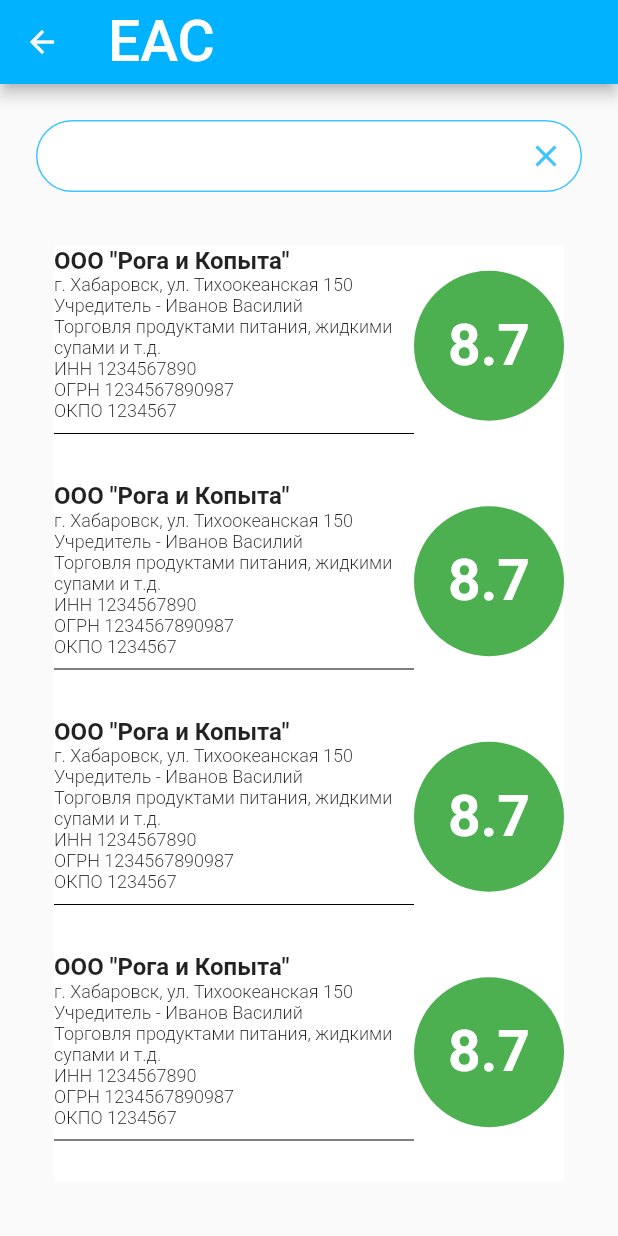
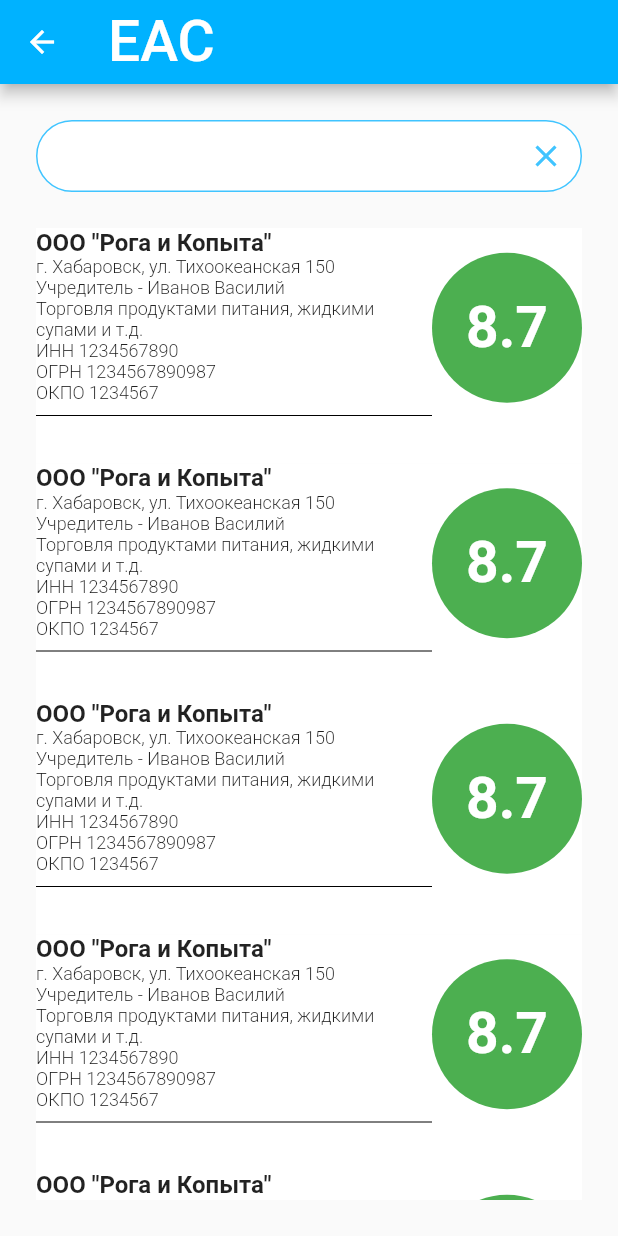
Before and after one commit to MaximRyabovol/EAS, a Flutter app: the MembersListScreen screen opened by its route, on a phone screen of 412 x 824 dp. Run offline on Flutter 3.47's test engine with Material 2 defaults, Android fonts, the phone set to English and light mode, and no system bars; our stand-ins replace flutter_spinkit.

Commit message:
list_companies_update

```diff
--- a/lib/screens/membrs_list_screen.dart
+++ b/lib/screens/membrs_list_screen.dart
@@ -22,20 +22,18 @@ class _MembersListScreenState extends State<MembersListScreen> {
         backgroundColor: Color(0xFF00B2FF),
       ),
       body: Center(
-        child: Padding(
-          padding: EdgeInsets.all(24.0),
         child: Column(
           children: <Widget>[
-              SearchField(
+            Padding(
+              padding: EdgeInsets.all(24.0),
+              child: SearchField(
                 hintText: '',
                 icon: Icons.clear,
               ),
-              SizedBox(
-                height: 24.0,
             ),
             Flexible(
               child: Padding(
-                  padding: EdgeInsets.all(12.0),
+                padding: EdgeInsets.fromLTRB(24.0, 0.0, 24.0, 24.0),
                 child: ListView(
                   children: <Widget>[
                     CompanyCard(
@@ -144,7 +142,6 @@ class _MembersListScreenState extends State<MembersListScreen> {
           ],
         ),
       ),
-      ),
     );
   }
 }
```
Lines whose indentation alone changed are shown as unchanged.
